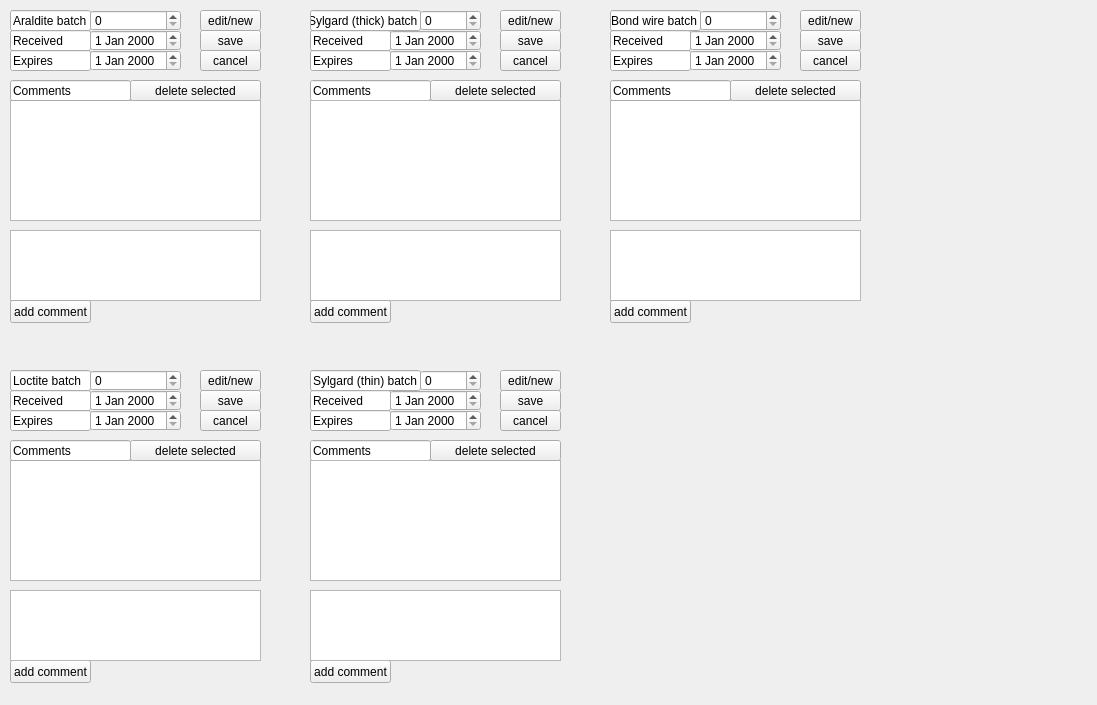
Qt form pages_ui/view_supplies.ui (IncandelaLab/SharedUI) before a commit.
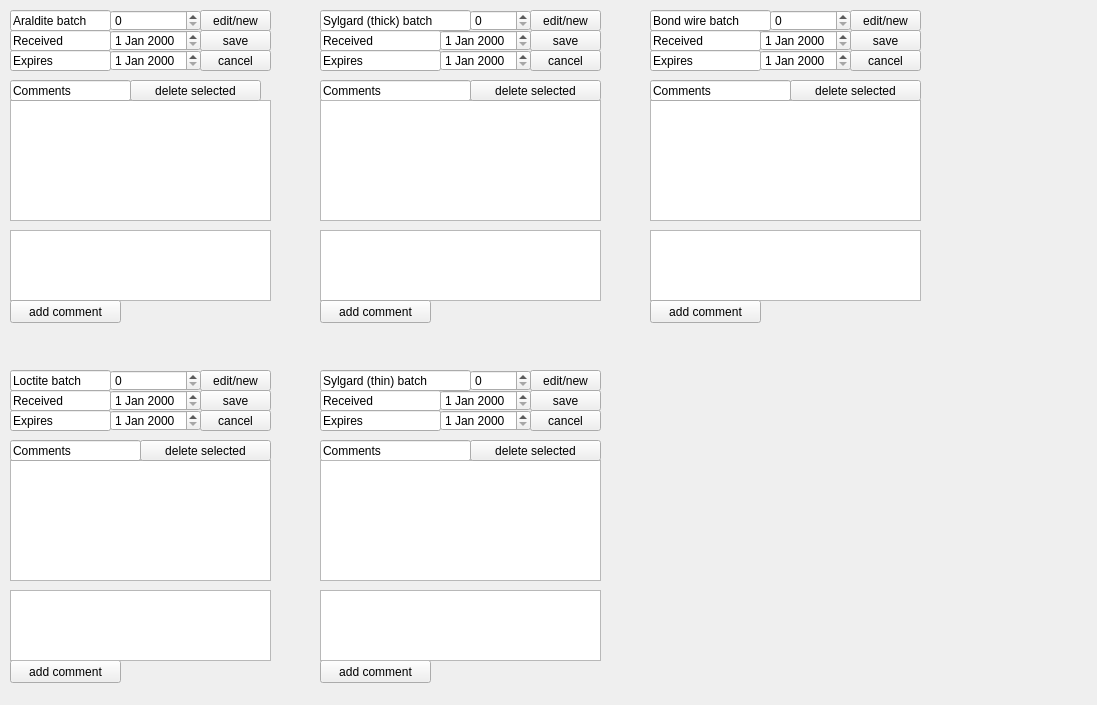
The same form after that commit.

```diff
--- a/pages_ui/view_supplies.ui
+++ b/pages_ui/view_supplies.ui
@@ -18,7 +18,7 @@
     <rect>
      <x>10</x>
      <y>10</y>
-     <width>81</width>
+     <width>101</width>
      <height>21</height>
     </rect>
    </property>
@@ -32,7 +32,7 @@
   <widget class="QSpinBox" name="sbAralditeID">
    <property name="geometry">
     <rect>
-     <x>90</x>
+     <x>110</x>
      <y>10</y>
      <width>91</width>
      <height>21</height>
@@ -47,7 +47,7 @@
     <rect>
      <x>10</x>
      <y>100</y>
-     <width>251</width>
+     <width>261</width>
      <height>121</height>
     </rect>
    </property>
@@ -86,7 +86,7 @@
     <rect>
      <x>10</x>
      <y>230</y>
-     <width>251</width>
+     <width>261</width>
      <height>71</height>
     </rect>
    </property>
@@ -96,7 +96,7 @@
     <rect>
      <x>10</x>
      <y>300</y>
-     <width>81</width>
+     <width>111</width>
      <height>23</height>
     </rect>
    </property>
@@ -109,7 +109,7 @@
     <rect>
      <x>200</x>
      <y>10</y>
-     <width>61</width>
+     <width>71</width>
      <height>21</height>
     </rect>
    </property>
@@ -122,7 +122,7 @@
     <rect>
      <x>200</x>
      <y>30</y>
-     <width>61</width>
+     <width>71</width>
      <height>21</height>
     </rect>
    </property>
@@ -135,7 +135,7 @@
     <rect>
      <x>200</x>
      <y>50</y>
-     <width>61</width>
+     <width>71</width>
      <height>21</height>
     </rect>
    </property>
@@ -146,7 +146,7 @@
   <widget class="QDateEdit" name="dAralditeReceived">
    <property name="geometry">
     <rect>
-     <x>90</x>
+     <x>110</x>
      <y>30</y>
      <width>91</width>
      <height>21</height>
@@ -156,7 +156,7 @@
   <widget class="QDateEdit" name="dAralditeExpires">
    <property name="geometry">
     <rect>
-     <x>90</x>
+     <x>110</x>
      <y>50</y>
      <width>91</width>
      <height>21</height>
@@ -168,7 +168,7 @@
     <rect>
      <x>10</x>
      <y>30</y>
-     <width>81</width>
+     <width>101</width>
      <height>21</height>
     </rect>
    </property>
@@ -184,7 +184,7 @@
     <rect>
      <x>10</x>
      <y>50</y>
-     <width>81</width>
+     <width>101</width>
      <height>21</height>
     </rect>
    </property>
@@ -200,7 +200,7 @@
     <rect>
      <x>10</x>
      <y>410</y>
-     <width>81</width>
+     <width>101</width>
      <height>21</height>
     </rect>
    </property>
@@ -216,7 +216,7 @@
     <rect>
      <x>10</x>
      <y>390</y>
-     <width>81</width>
+     <width>101</width>
      <height>21</height>
     </rect>
    </property>
@@ -232,7 +232,7 @@
     <rect>
      <x>10</x>
      <y>460</y>
-     <width>251</width>
+     <width>261</width>
      <height>121</height>
     </rect>
    </property>
@@ -242,7 +242,7 @@
     <rect>
      <x>10</x>
      <y>440</y>
-     <width>121</width>
+     <width>131</width>
      <height>21</height>
     </rect>
    </property>
@@ -256,7 +256,7 @@
   <widget class="QPushButton" name="pbLoctiteDeleteComment">
    <property name="geometry">
     <rect>
-     <x>130</x>
+     <x>140</x>
      <y>440</y>
      <width>131</width>
      <height>21</height>
@@ -271,7 +271,7 @@
     <rect>
      <x>200</x>
      <y>410</y>
-     <width>61</width>
+     <width>71</width>
      <height>21</height>
     </rect>
    </property>
@@ -284,7 +284,7 @@
     <rect>
      <x>10</x>
      <y>660</y>
-     <width>81</width>
+     <width>111</width>
      <height>23</height>
     </rect>
    </property>
@@ -297,7 +297,7 @@
     <rect>
      <x>10</x>
      <y>370</y>
-     <width>81</width>
+     <width>101</width>
      <height>21</height>
     </rect>
    </property>
@@ -314,7 +314,7 @@
   <widget class="QDateEdit" name="dLoctiteReceived">
    <property name="geometry">
     <rect>
-     <x>90</x>
+     <x>110</x>
      <y>390</y>
      <width>91</width>
      <height>21</height>
@@ -326,7 +326,7 @@
     <rect>
      <x>10</x>
      <y>590</y>
-     <width>251</width>
+     <width>261</width>
      <height>71</height>
     </rect>
    </property>
@@ -336,7 +336,7 @@
     <rect>
      <x>200</x>
      <y>390</y>
-     <width>61</width>
+     <width>71</width>
      <height>21</height>
     </rect>
    </property>
@@ -347,7 +347,7 @@
   <widget class="QDateEdit" name="dLoctiteExpires">
    <property name="geometry">
     <rect>
-     <x>90</x>
+     <x>110</x>
      <y>410</y>
      <width>91</width>
      <height>21</height>
@@ -359,7 +359,7 @@
     <rect>
      <x>200</x>
      <y>370</y>
-     <width>61</width>
+     <width>71</width>
      <height>21</height>
     </rect>
    </property>
@@ -370,7 +370,7 @@
   <widget class="QSpinBox" name="sbLoctiteID">
    <property name="geometry">
     <rect>
-     <x>90</x>
+     <x>110</x>
      <y>370</y>
      <width>91</width>
      <height>21</height>
@@ -383,7 +383,7 @@
   <widget class="QSpinBox" name="sbSylgardThinID">
    <property name="geometry">
     <rect>
-     <x>420</x>
+     <x>470</x>
      <y>370</y>
      <width>61</width>
      <height>21</height>
@@ -396,9 +396,9 @@
   <widget class="QPushButton" name="pbSylgardThinAddComment">
    <property name="geometry">
     <rect>
-     <x>310</x>
+     <x>320</x>
      <y>660</y>
-     <width>81</width>
+     <width>111</width>
      <height>23</height>
     </rect>
    </property>
@@ -409,9 +409,9 @@
   <widget class="QLineEdit" name="lineEdit_9">
    <property name="geometry">
     <rect>
-     <x>310</x>
+     <x>320</x>
      <y>410</y>
-     <width>81</width>
+     <width>121</width>
      <height>21</height>
     </rect>
    </property>
@@ -425,9 +425,9 @@
   <widget class="QLineEdit" name="lineEdit_10">
    <property name="geometry">
     <rect>
-     <x>310</x>
+     <x>320</x>
      <y>440</y>
-     <width>121</width>
+     <width>151</width>
      <height>21</height>
     </rect>
    </property>
@@ -441,9 +441,9 @@
   <widget class="QLineEdit" name="lineEdit_11">
    <property name="geometry">
     <rect>
-     <x>310</x>
+     <x>320</x>
      <y>390</y>
-     <width>81</width>
+     <width>121</width>
      <height>21</height>
     </rect>
    </property>
@@ -457,9 +457,9 @@
   <widget class="QPushButton" name="pbSylgardThinSave">
    <property name="geometry">
     <rect>
-     <x>500</x>
+     <x>530</x>
      <y>390</y>
-     <width>61</width>
+     <width>71</width>
      <height>21</height>
     </rect>
    </property>
@@ -470,9 +470,9 @@
   <widget class="QLineEdit" name="lineEdit_12">
    <property name="geometry">
     <rect>
-     <x>310</x>
+     <x>320</x>
      <y>370</y>
-     <width>111</width>
+     <width>151</width>
      <height>21</height>
     </rect>
    </property>
@@ -486,9 +486,9 @@
   <widget class="QListWidget" name="listSylgardThinComments">
    <property name="geometry">
     <rect>
-     <x>310</x>
+     <x>320</x>
      <y>460</y>
-     <width>251</width>
+     <width>281</width>
      <height>121</height>
     </rect>
    </property>
@@ -496,7 +496,7 @@
   <widget class="QPushButton" name="pbSylgardThinDeleteComment">
    <property name="geometry">
     <rect>
-     <x>430</x>
+     <x>470</x>
      <y>440</y>
      <width>131</width>
      <height>21</height>
@@ -509,9 +509,9 @@
   <widget class="QPlainTextEdit" name="pteSylgardThinWriteComment">
    <property name="geometry">
     <rect>
-     <x>310</x>
+     <x>320</x>
      <y>590</y>
-     <width>251</width>
+     <width>281</width>
      <height>71</height>
     </rect>
    </property>
@@ -519,9 +519,9 @@
   <widget class="QPushButton" name="pbSylgardThinCancel">
    <property name="geometry">
     <rect>
-     <x>500</x>
+     <x>530</x>
      <y>410</y>
-     <width>61</width>
+     <width>71</width>
      <height>21</height>
     </rect>
    </property>
@@ -532,7 +532,7 @@
   <widget class="QDateEdit" name="dSylgardThinExpires">
    <property name="geometry">
     <rect>
-     <x>390</x>
+     <x>440</x>
      <y>410</y>
      <width>91</width>
      <height>21</height>
@@ -542,7 +542,7 @@
   <widget class="QDateEdit" name="dSylgardThinReceived">
    <property name="geometry">
     <rect>
-     <x>390</x>
+     <x>440</x>
      <y>390</y>
      <width>91</width>
      <height>21</height>
@@ -552,9 +552,9 @@
   <widget class="QPushButton" name="pbSylgardThinEditNew">
    <property name="geometry">
     <rect>
-     <x>500</x>
+     <x>530</x>
      <y>370</y>
-     <width>61</width>
+     <width>71</width>
      <height>21</height>
     </rect>
    </property>
@@ -565,9 +565,9 @@
   <widget class="QPushButton" name="pbSylgardThickEditNew">
    <property name="geometry">
     <rect>
-     <x>500</x>
+     <x>530</x>
      <y>10</y>
-     <width>61</width>
+     <width>71</width>
      <height>21</height>
     </rect>
    </property>
@@ -578,9 +578,9 @@
   <widget class="QLineEdit" name="lineEdit_13">
    <property name="geometry">
     <rect>
-     <x>310</x>
+     <x>320</x>
      <y>50</y>
-     <width>81</width>
+     <width>121</width>
      <height>21</height>
     </rect>
    </property>
@@ -594,9 +594,9 @@
   <widget class="QLineEdit" name="lineEdit_14">
    <property name="geometry">
     <rect>
-     <x>310</x>
+     <x>320</x>
      <y>80</y>
-     <width>121</width>
+     <width>151</width>
      <height>21</height>
     </rect>
    </property>
@@ -610,7 +610,7 @@
   <widget class="QSpinBox" name="sbSylgardThickID">
    <property name="geometry">
     <rect>
-     <x>420</x>
+     <x>470</x>
      <y>10</y>
      <width>61</width>
      <height>21</height>
@@ -623,9 +623,9 @@
   <widget class="QPushButton" name="pbSylgardThickCancel">
    <property name="geometry">
     <rect>
-     <x>500</x>
+     <x>530</x>
      <y>50</y>
-     <width>61</width>
+     <width>71</width>
      <height>21</height>
     </rect>
    </property>
@@ -636,9 +636,9 @@
   <widget class="QListWidget" name="listSylgardThickComments">
    <property name="geometry">
     <rect>
-     <x>310</x>
+     <x>320</x>
      <y>100</y>
-     <width>251</width>
+     <width>281</width>
      <height>121</height>
     </rect>
    </property>
@@ -646,9 +646,9 @@
   <widget class="QLineEdit" name="lineEdit_15">
    <property name="geometry">
     <rect>
-     <x>310</x>
+     <x>320</x>
      <y>10</y>
-     <width>111</width>
+     <width>151</width>
      <height>21</height>
     </rect>
    </property>
@@ -662,7 +662,7 @@
   <widget class="QPushButton" name="pbSylgardThickDeleteComment">
    <property name="geometry">
     <rect>
-     <x>430</x>
+     <x>470</x>
      <y>80</y>
      <width>131</width>
      <height>21</height>
@@ -675,9 +675,9 @@
   <widget class="QPlainTextEdit" name="pteSylgardThickWriteComment">
    <property name="geometry">
     <rect>
-     <x>310</x>
+     <x>320</x>
      <y>230</y>
-     <width>251</width>
+     <width>281</width>
      <height>71</height>
     </rect>
    </property>
@@ -685,9 +685,9 @@
   <widget class="QLineEdit" name="lineEdit_16">
    <property name="geometry">
     <rect>
-     <x>310</x>
+     <x>320</x>
      <y>30</y>
-     <width>81</width>
+     <width>121</width>
      <height>21</height>
     </rect>
    </property>
@@ -701,9 +701,9 @@
   <widget class="QPushButton" name="pbSylgardThickAddComment">
    <property name="geometry">
     <rect>
-     <x>310</x>
+     <x>320</x>
      <y>300</y>
-     <width>81</width>
+     <width>111</width>
      <height>23</height>
     </rect>
    </property>
@@ -714,9 +714,9 @@
   <widget class="QPushButton" name="pbSylgardThickSave">
    <property name="geometry">
     <rect>
-     <x>500</x>
+     <x>530</x>
      <y>30</y>
-     <width>61</width>
+     <width>71</width>
      <height>21</height>
     </rect>
    </property>
@@ -727,7 +727,7 @@
   <widget class="QDateEdit" name="dSylgardThickExpires">
    <property name="geometry">
     <rect>
-     <x>390</x>
+     <x>440</x>
      <y>50</y>
      <width>91</width>
      <height>21</height>
@@ -737,7 +737,7 @@
   <widget class="QDateEdit" name="dSylgardThickReceived">
    <property name="geometry">
     <rect>
-     <x>390</x>
+     <x>440</x>
      <y>30</y>
      <width>91</width>
      <height>21</height>
@@ -747,7 +747,7 @@
   <widget class="QDateEdit" name="dBondWireReceived">
    <property name="geometry">
     <rect>
-     <x>690</x>
+     <x>760</x>
      <y>30</y>
      <width>91</width>
      <height>21</height>
@@ -757,9 +757,9 @@
   <widget class="QLineEdit" name="lineEdit_17">
    <property name="geometry">
     <rect>
-     <x>610</x>
+     <x>650</x>
      <y>50</y>
-     <width>81</width>
+     <width>111</width>
      <height>21</height>
     </rect>
    </property>
@@ -773,9 +773,9 @@
   <widget class="QListWidget" name="listBondWireComments">
    <property name="geometry">
     <rect>
-     <x>610</x>
+     <x>650</x>
      <y>100</y>
-     <width>251</width>
+     <width>271</width>
      <height>121</height>
     </rect>
    </property>
@@ -783,9 +783,9 @@
   <widget class="QPushButton" name="pbBondWireEditNew">
    <property name="geometry">
     <rect>
-     <x>800</x>
+     <x>850</x>
      <y>10</y>
-     <width>61</width>
+     <width>71</width>
      <height>21</height>
     </rect>
    </property>
@@ -796,7 +796,7 @@
   <widget class="QPushButton" name="pbBondWireDeleteComment">
    <property name="geometry">
     <rect>
-     <x>730</x>
+     <x>790</x>
      <y>80</y>
      <width>131</width>
      <height>21</height>
@@ -809,9 +809,9 @@
   <widget class="QPushButton" name="pbBondWireCancel">
    <property name="geometry">
     <rect>
-     <x>800</x>
+     <x>850</x>
      <y>50</y>
-     <width>61</width>
+     <width>71</width>
      <height>21</height>
     </rect>
    </property>
@@ -822,9 +822,9 @@
   <widget class="QLineEdit" name="lineEdit_18">
    <property name="geometry">
     <rect>
-     <x>610</x>
+     <x>650</x>
      <y>80</y>
-     <width>121</width>
+     <width>141</width>
      <height>21</height>
     </rect>
    </property>
@@ -838,7 +838,7 @@
   <widget class="QSpinBox" name="sbBondWireID">
    <property name="geometry">
     <rect>
-     <x>700</x>
+     <x>770</x>
      <y>10</y>
      <width>81</width>
      <height>21</height>
@@ -851,9 +851,9 @@
   <widget class="QPlainTextEdit" name="pteBondWireWriteComment">
    <property name="geometry">
     <rect>
-     <x>610</x>
+     <x>650</x>
      <y>230</y>
-     <width>251</width>
+     <width>271</width>
      <height>71</height>
     </rect>
    </property>
@@ -861,9 +861,9 @@
   <widget class="QPushButton" name="pbBondWireSave">
    <property name="geometry">
     <rect>
-     <x>800</x>
+     <x>850</x>
      <y>30</y>
-     <width>61</width>
+     <width>71</width>
      <height>21</height>
     </rect>
    </property>
@@ -874,7 +874,7 @@
   <widget class="QDateEdit" name="dBondWireExpires">
    <property name="geometry">
     <rect>
-     <x>690</x>
+     <x>760</x>
      <y>50</y>
      <width>91</width>
      <height>21</height>
@@ -884,9 +884,9 @@
   <widget class="QLineEdit" name="lineEdit_19">
    <property name="geometry">
     <rect>
-     <x>610</x>
+     <x>650</x>
      <y>30</y>
-     <width>81</width>
+     <width>111</width>
      <height>21</height>
     </rect>
    </property>
@@ -900,9 +900,9 @@
   <widget class="QLineEdit" name="lineEdit_20">
    <property name="geometry">
     <rect>
-     <x>610</x>
+     <x>650</x>
      <y>10</y>
-     <width>91</width>
+     <width>121</width>
      <height>21</height>
     </rect>
    </property>
@@ -916,9 +916,9 @@
   <widget class="QPushButton" name="pbBondWireAddComment">
    <property name="geometry">
     <rect>
-     <x>610</x>
+     <x>650</x>
      <y>300</y>
-     <width>81</width>
+     <width>111</width>
      <height>23</height>
     </rect>
    </property>
```
